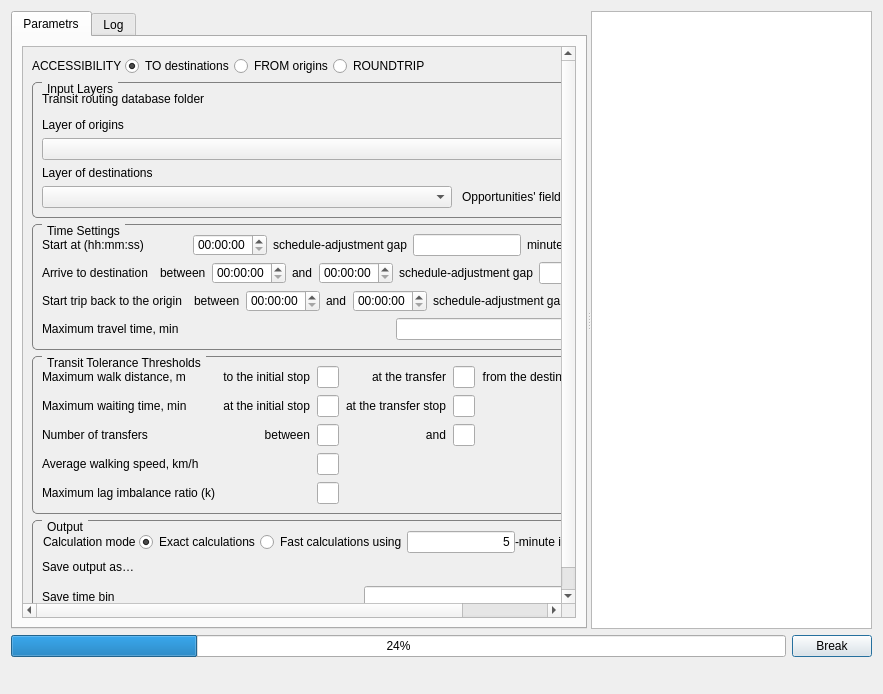
ishusterman/tau_net_calc, file UI/raptor.ui: the form before one commit.
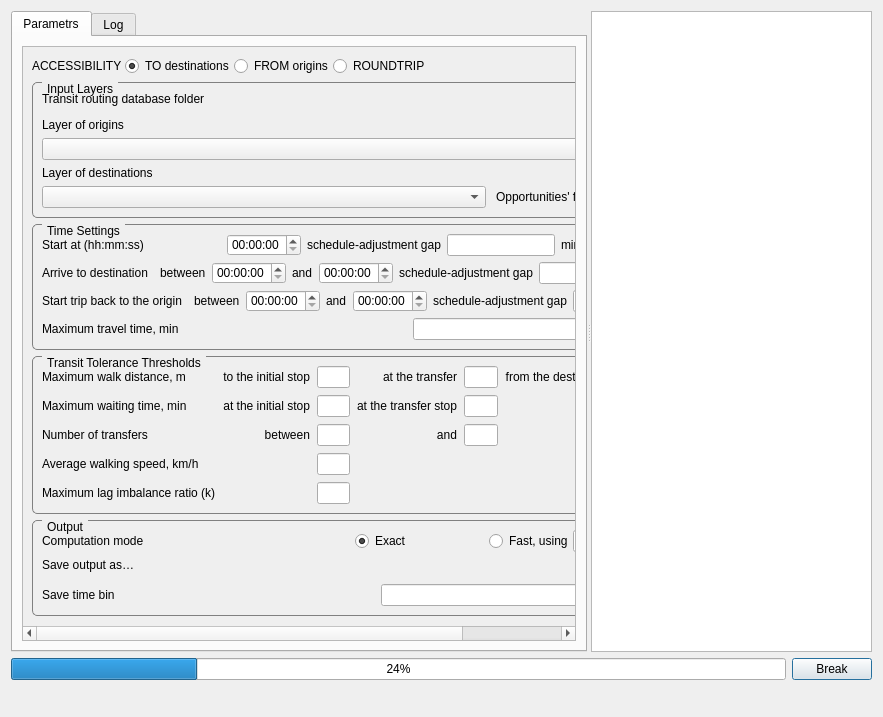
The form after the commit. Custom widgets are drawn as their Qt base class.

Patch:
```diff
--- a/UI/raptor.ui
+++ b/UI/raptor.ui
@@ -10,7 +10,7 @@
     <x>0</x>
     <y>0</y>
     <width>883</width>
-    <height>694</height>
+    <height>717</height>
    </rect>
   </property>
   <property name="windowTitle">
@@ -51,10 +51,10 @@
           <widget class="QWidget" name="scrollAreaWidgetContents_2">
            <property name="geometry">
             <rect>
-             <x>0</x>
-             <y>-362</y>
-             <width>837</width>
-             <height>791</height>
+             <x>-300</x>
+             <y>-421</y>
+             <width>849</width>
+             <height>783</height>
             </rect>
            </property>
            <layout class="QVBoxLayout" name="verticalLayout_2">
@@ -498,71 +498,66 @@
                   </property>
                   <layout class="QVBoxLayout" name="verticalLayout_output">
                    <item>
-                    <layout class="QVBoxLayout" name="verticalLayout_4">
-                     <item>
-                      <widget class="QGroupBox" name="gb_type_schedule">
-                       <property name="styleSheet">
-                        <string notr="true">QGroupBox { border: none; padding: 0px; margin: 0px; }    </string>
-                       </property>
-                       <property name="title">
-                        <string/>
-                       </property>
-                       <layout class="QHBoxLayout" name="layout_type_schedule">
-                        <property name="spacing">
-                         <number>0</number>
-                        </property>
-                        <property name="leftMargin">
-                         <number>0</number>
-                        </property>
-                        <property name="topMargin">
-                         <number>0</number>
-                        </property>
-                        <property name="rightMargin">
-                         <number>0</number>
-                        </property>
-                        <property name="bottomMargin">
-                         <number>0</number>
-                        </property>
-                        <item>
-                         <widget class="QLabel" name="lbl_calculation_mode">
-                          <property name="text">
-                           <string>Calculation mode </string>
-                          </property>
-                         </widget>
-                        </item>
-                        <item>
+                    <layout class="QGridLayout" name="gridLayout_output" columnstretch="1,1,1,1,1,1,1,1,1">
+                     <property name="horizontalSpacing">
+                      <number>7</number>
+                     </property>
+                     <property name="verticalSpacing">
+                      <number>5</number>
+                     </property>
+                     <item row="0" column="2">
+                      <widget class="QWidget" name="empty_cell_1" native="true"/>
+                     </item>
+                     <item row="0" column="3">
                          <widget class="QRadioButton" name="rb_detailed">
                           <property name="text">
-                           <string>Exact calculations</string>
+                        <string>Exact</string>
                           </property>
                           <property name="checked">
                            <bool>true</bool>
                           </property>
                          </widget>
                         </item>
+                     <item row="0" column="1">
+                      <widget class="QLabel" name="label">
+                       <property name="text">
+                        <string>                                 </string>
+                       </property>
+                      </widget>
+                     </item>
+                     <item row="0" column="4">
+                      <widget class="QLabel" name="label_2">
+                       <property name="text">
+                        <string>                 </string>
+                       </property>
+                      </widget>
+                     </item>
+                     <item row="0" column="0">
+                      <widget class="QLabel" name="lbl_calculation_mode">
+                       <property name="text">
+                        <string>Computation mode                        </string>
+                       </property>
+                      </widget>
+                     </item>
+                     <item row="0" column="8">
+                      <layout class="QHBoxLayout" name="layout_fast_mode"/>
+                     </item>
+                     <item row="0" column="5">
+                      <widget class="QWidget" name="empty_cell_2" native="true"/>
+                     </item>
+                     <item row="0" column="6">
+                      <layout class="QHBoxLayout" name="horizontalLayout_7">
                         <item>
                          <widget class="QRadioButton" name="rb_fast">
-                          <property name="sizePolicy">
-                           <sizepolicy hsizetype="Minimum" vsizetype="Fixed">
-                            <horstretch>0</horstretch>
-                            <verstretch>0</verstretch>
-                           </sizepolicy>
-                          </property>
                           <property name="text">
-                           <string>Fast calculations using</string>
+                          <string>Fast, using</string>
                           </property>
                          </widget>
                         </item>
                         <item>
                          <widget class="QLineEdit" name="txt_rb_fast">
-                          <property name="sizePolicy">
-                           <sizepolicy hsizetype="Fixed" vsizetype="Fixed">
-                            <horstretch>0</horstretch>
-                            <verstretch>0</verstretch>
-                           </sizepolicy>
-                          </property>
                           <property name="text">
-                           <string>5</string>
+                          <string>3</string>
                           </property>
                           <property name="alignment">
                            <set>Qt::AlignRight|Qt::AlignTrailing|Qt::AlignVCenter</set>
@@ -587,7 +582,6 @@
                          </widget>
                         </item>
                        </layout>
-                      </widget>
                      </item>
                     </layout>
                    </item>
```
Left out of the diff: 2 changed lines with no effect on the pictures. Lines whose indentation alone changed are shown as unchanged.
